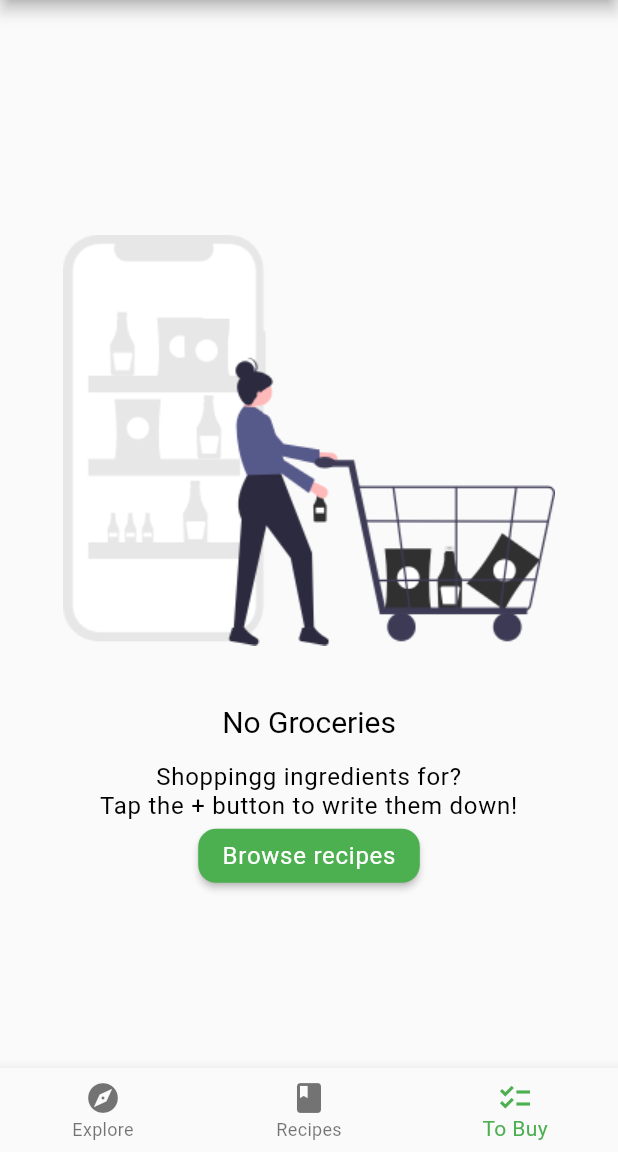
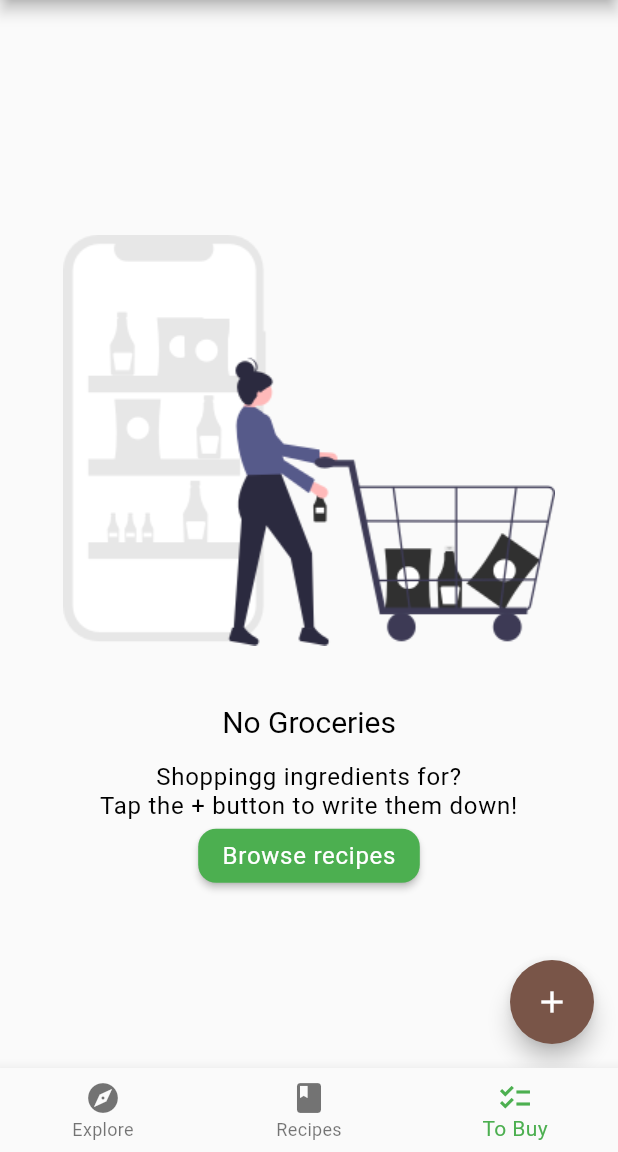
Before and after one commit to OscarAlmgren/apprentice_flutter, a Flutter app: the screen it shows after launch, item 3 of the bottom bar chosen, on a phone screen of 412 x 824 dp, the part 84-1236 px from its top. Run offline on Flutter 3.47's test engine with Material 2 defaults, Android fonts, the phone set to English and light mode, and no system bars; our stand-ins replace google_fonts; Roboto replaces fonts that are missing (Shrikhand).

Commit message:
GroceryManager, and usage in main.dart

```diff
--- a/lib/main.dart
+++ b/lib/main.dart
@@ -1,3 +1,4 @@
+import 'package:apprentice_flutter/models/grocery_manager.dart';
 import 'package:flutter/material.dart';
 import 'package:provider/provider.dart';
 import 'models/models.dart';
@@ -21,7 +22,8 @@ class Fooderlich extends StatelessWidget {
       theme: theme,
       title: 'Fooderlich OA',
       home: MultiProvider(providers: [
-        ChangeNotifierProvider(create: (context) => TabManager())
+        ChangeNotifierProvider(create: (context) => TabManager()),
+        ChangeNotifierProvider(create: (context) => GroceryManager()),
       ], child: const Home()),
     );
   }
--- a/lib/screens/grocery_screen.dart
+++ b/lib/screens/grocery_screen.dart
@@ -1,11 +1,35 @@
-import 'package:apprentice_flutter/screens/empty_grocery_screen.dart';
+import '../models/grocery_manager.dart';
+import 'empty_grocery_screen.dart';
 import 'package:flutter/material.dart';
+import 'package:provider/provider.dart';
+import '../models/models.dart';
 
 class GroceryScreen extends StatelessWidget {
   const GroceryScreen({Key? key}) : super(key: key);
 
   @override
   Widget build(BuildContext context) {
-    return const EmptyGroceryScreen();
+    return Scaffold(
+      floatingActionButton: FloatingActionButton(
+        child: const Icon(Icons.add),
+        onPressed: () {
+          // present gorceryItemScreen
+        },
+      ),
+      body: buildGroceryScreen(),
+    );
+  }
+
+  Widget buildGroceryScreen() {
+    return Consumer<GroceryManager>(
+      builder: (context, manager, child) {
+        if (manager.groceryItems.isNotEmpty) {
+          // add grocery list screen
+          return Container(color: Colors.red);
+        } else {
+          return const EmptyGroceryScreen();
+        }
+      },
+    );
   }
 }
```
Also changed, not shown: lib/models/grocery_manager.dart (added, +29 -0 lines).
